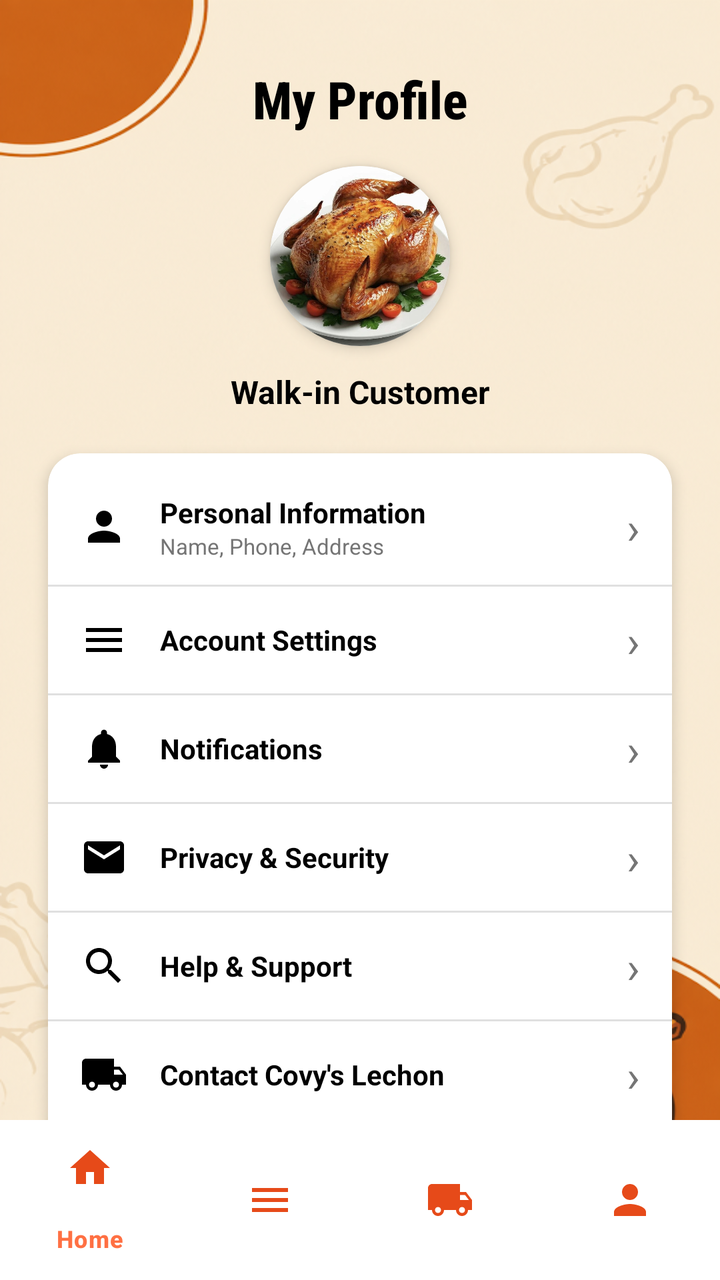
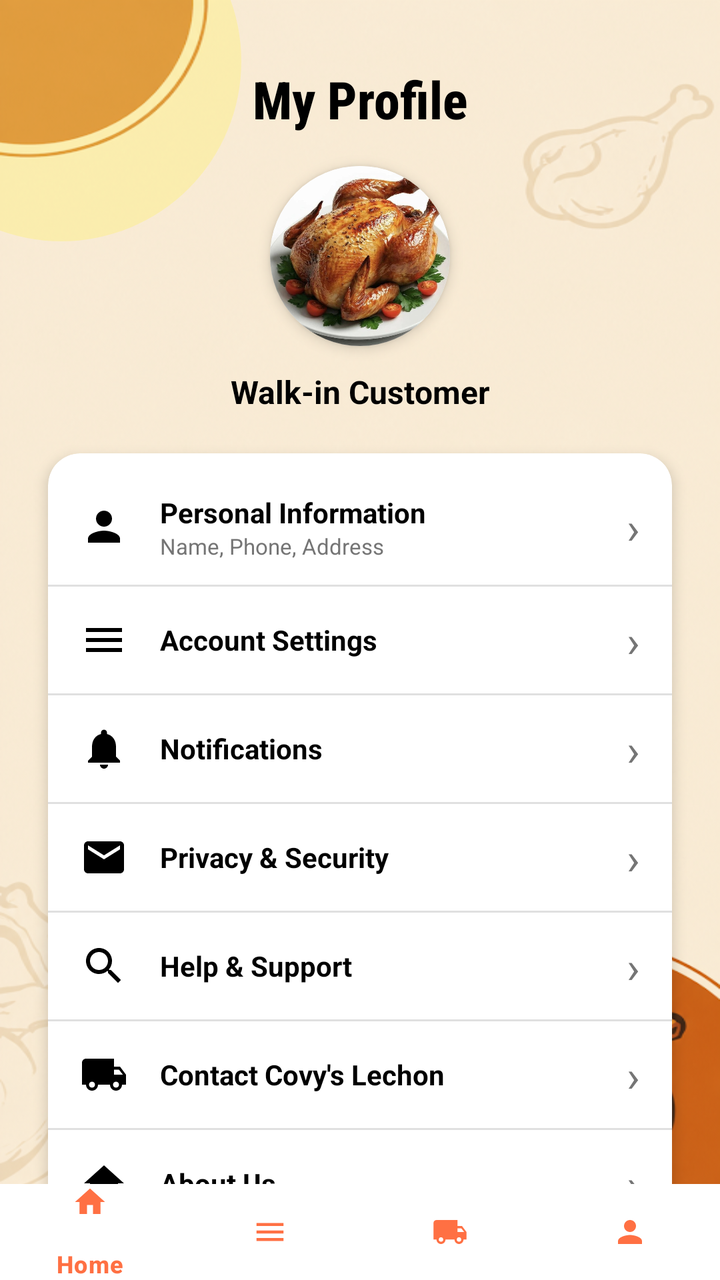

Two renders of the same Android screen: before a commit and after it. Below are the layout's source before the change and the commit's diff.
<!-- AndroidManifest.xml: application theme Theme.CoyvSplashScreen -->
<!-- res/layout/profile.xml -->
<?xml version="1.0" encoding="utf-8"?>
<androidx.constraintlayout.widget.ConstraintLayout xmlns:android="http://schemas.android.com/apk/res/android"
    xmlns:app="http://schemas.android.com/apk/res-auto"
    xmlns:tools="http://schemas.android.com/tools"
    android:id="@+id/main"
    android:layout_width="match_parent"
    android:layout_height="match_parent"
    android:background="@drawable/signinbackgoundimage"
    tools:context=".ProfileActivity">

    
    <View
        android:id="@+id/view_decoration_top"
        android:layout_width="180dp"
        android:layout_height="180dp"
        android:layout_marginStart="-60dp"
        android:layout_marginTop="-60dp"
        android:alpha="0.4"

        app:layout_constraintStart_toStartOf="parent"
        app:layout_constraintTop_toTopOf="parent" />

    <androidx.core.widget.NestedScrollView
        android:layout_width="match_parent"
        android:layout_height="0dp"
        android:fillViewport="true"
        app:layout_constraintBottom_toTopOf="@+id/bottom_navigation"
        app:layout_constraintTop_toTopOf="parent">

        <androidx.constraintlayout.widget.ConstraintLayout
            android:layout_width="match_parent"
            android:layout_height="wrap_content"
            android:paddingBottom="24dp">

            
            <TextView
                android:id="@+id/tv_my_profile"
                android:layout_width="wrap_content"
                android:layout_height="wrap_content"
                android:layout_marginTop="32dp"
                android:fontFamily="sans-serif-condensed-medium"
                android:text="My Profile"
                android:textColor="@color/black"
                android:textSize="26sp"
                android:textStyle="bold"
                app:layout_constraintEnd_toEndOf="parent"
                app:layout_constraintStart_toStartOf="parent"
                app:layout_constraintTop_toTopOf="parent" />

            
            <androidx.cardview.widget.CardView
                android:id="@+id/cv_avatar"
                android:layout_width="90dp"
                android:layout_height="90dp"
                android:layout_marginTop="16dp"
                app:cardCornerRadius="45dp"
                app:cardElevation="4dp"
                app:layout_constraintEnd_toEndOf="parent"
                app:layout_constraintStart_toStartOf="parent"
                app:layout_constraintTop_toBottomOf="@+id/tv_my_profile">

                <ImageView
                    android:id="@+id/iv_avatar"
                    android:layout_width="match_parent"
                    android:layout_height="match_parent"
                    android:contentDescription="Profile Picture"
                    android:scaleType="centerCrop"
                    android:src="@drawable/f423b4974f4dd7924f11f1bad41bf1b4" />
            </androidx.cardview.widget.CardView>

            
            <TextView
                android:id="@+id/tv_customer_name"
                android:layout_width="wrap_content"
                android:layout_height="wrap_content"
                android:layout_marginTop="12dp"
                android:text="Walk-in Customer"
                android:textColor="@color/black"
                android:textSize="16sp"
                android:textStyle="bold"
                app:layout_constraintEnd_toEndOf="parent"
                app:layout_constraintStart_toStartOf="parent"
                app:layout_constraintTop_toBottomOf="@+id/cv_avatar" />

            
            <androidx.cardview.widget.CardView
                android:id="@+id/cv_options"
                android:layout_width="0dp"
                android:layout_height="wrap_content"
                android:layout_marginStart="24dp"
                android:layout_marginTop="20dp"
                android:layout_marginEnd="24dp"
                app:cardCornerRadius="16dp"
                app:cardElevation="4dp"
                app:layout_constraintEnd_toEndOf="parent"
                app:layout_constraintStart_toStartOf="parent"
                app:layout_constraintTop_toBottomOf="@+id/tv_customer_name">

                <LinearLayout
                    android:layout_width="match_parent"
                    android:layout_height="wrap_content"
                    android:orientation="vertical"
                    android:paddingVertical="8dp">

                    
                    <LinearLayout
                        android:id="@+id/layout_personal_info"
                        android:layout_width="match_parent"
                        android:layout_height="wrap_content"
                        android:background="?attr/selectableItemBackground"
                        android:gravity="center_vertical"
                        android:orientation="horizontal"
                        android:paddingHorizontal="16dp"
                        android:paddingVertical="12dp">

                        <ImageView
                            android:layout_width="24dp"
                            android:layout_height="24dp"
                            android:contentDescription="Personal Info"
                            android:src="@drawable/ic_profile"
                            app:tint="@color/black" />

                        <LinearLayout
                            android:layout_width="0dp"
                            android:layout_height="wrap_content"
                            android:layout_weight="1"
                            android:layout_marginStart="16dp"
                            android:orientation="vertical">

                            <TextView
                                android:layout_width="wrap_content"
                                android:layout_height="wrap_content"
                                android:text="Personal Information"
                                android:textColor="@color/black"
                                android:textSize="14sp"
                                android:textStyle="bold" />

                            <TextView
                                android:layout_width="wrap_content"
                                android:layout_height="wrap_content"
                                android:text="Name, Phone, Address"
                                android:textColor="@color/text_grey"
                                android:textSize="11sp" />
                        </LinearLayout>

                        <TextView
                            android:layout_width="wrap_content"
                            android:layout_height="wrap_content"
                            android:text="›"
                            android:textColor="@color/text_grey"
                            android:textSize="22sp" />
                    </LinearLayout>

                    
                    <View
                        android:layout_width="match_parent"
                        android:layout_height="1dp"
                        android:background="#E0E0E0" />

                    
                    <LinearLayout
                        android:id="@+id/layout_account_settings"
                        android:layout_width="match_parent"
                        android:layout_height="wrap_content"
                        android:background="?attr/selectableItemBackground"
                        android:gravity="center_vertical"
                        android:orientation="horizontal"
                        android:paddingHorizontal="16dp"
                        android:paddingVertical="12dp">

                        <ImageView
                            android:layout_width="24dp"
                            android:layout_height="24dp"
                            android:contentDescription="Settings"
                            android:src="@drawable/ic_menu"
                            app:tint="@color/black" />

                        <TextView
                            android:layout_width="0dp"
                            android:layout_height="wrap_content"
                            android:layout_weight="1"
                            android:layout_marginStart="16dp"
                            android:text="Account Settings"
                            android:textColor="@color/black"
                            android:textSize="14sp"
                            android:textStyle="bold" />

                        <TextView
                            android:layout_width="wrap_content"
                            android:layout_height="wrap_content"
                            android:text="›"
                            android:textColor="@color/text_grey"
                            android:textSize="22sp" />
                    </LinearLayout>

                    <View
                        android:layout_width="match_parent"
                        android:layout_height="1dp"
                        android:background="#E0E0E0" />

                    
                    <LinearLayout
                        android:id="@+id/layout_notifications"
                        android:layout_width="match_parent"
                        android:layout_height="wrap_content"
                        android:background="?attr/selectableItemBackground"
                        android:gravity="center_vertical"
                        android:orientation="horizontal"
                        android:paddingHorizontal="16dp"
                        android:paddingVertical="12dp">

                        <ImageView
                            android:layout_width="24dp"
                            android:layout_height="24dp"
                            android:contentDescription="Notifications"
                            android:src="@drawable/ic_notifications"
                            app:tint="@color/black" />

                        <TextView
                            android:layout_width="0dp"
                            android:layout_height="wrap_content"
                            android:layout_weight="1"
                            android:layout_marginStart="16dp"
                            android:text="Notifications"
                            android:textColor="@color/black"
                            android:textSize="14sp"
                            android:textStyle="bold" />

                        <TextView
                            android:layout_width="wrap_content"
                            android:layout_height="wrap_content"
                            android:text="›"
                            android:textColor="@color/text_grey"
                            android:textSize="22sp" />
                    </LinearLayout>

                    <View
                        android:layout_width="match_parent"
                        android:layout_height="1dp"
                        android:background="#E0E0E0" />

                    
                    <LinearLayout
                        android:id="@+id/layout_privacy"
                        android:layout_width="match_parent"
                        android:layout_height="wrap_content"
                        android:background="?attr/selectableItemBackground"
                        android:gravity="center_vertical"
                        android:orientation="horizontal"
                        android:paddingHorizontal="16dp"
                        android:paddingVertical="12dp">

                        <ImageView
                            android:layout_width="24dp"
                            android:layout_height="24dp"
                            android:contentDescription="Privacy"
                            android:src="@drawable/baseline_mail_24"
                            app:tint="@color/black" />

                        <TextView
                            android:layout_width="0dp"
                            android:layout_height="wrap_content"
                            android:layout_weight="1"
                            android:layout_marginStart="16dp"
                            android:text="Privacy &amp; Security"
                            android:textColor="@color/black"
                            android:textSize="14sp"
                            android:textStyle="bold" />

                        <TextView
                            android:layout_width="wrap_content"
                            android:layout_height="wrap_content"
                            android:text="›"
                            android:textColor="@color/text_grey"
                            android:textSize="22sp" />
                    </LinearLayout>

                    <View
                        android:layout_width="match_parent"
                        android:layout_height="1dp"
                        android:background="#E0E0E0" />

                    
                    <LinearLayout
                        android:id="@+id/layout_help"
                        android:layout_width="match_parent"
                        android:layout_height="wrap_content"
                        android:background="?attr/selectableItemBackground"
                        android:gravity="center_vertical"
                        android:orientation="horizontal"
                        android:paddingHorizontal="16dp"
                        android:paddingVertical="12dp">

                        <ImageView
                            android:layout_width="24dp"
                            android:layout_height="24dp"
                            android:contentDescription="Help"
                            android:src="@drawable/ic_search"
                            app:tint="@color/black" />

                        <TextView
                            android:layout_width="0dp"
                            android:layout_height="wrap_content"
                            android:layout_weight="1"
                            android:layout_marginStart="16dp"
                            android:text="Help &amp; Support"
                            android:textColor="@color/black"
                            android:textSize="14sp"
                            android:textStyle="bold" />

                        <TextView
                            android:layout_width="wrap_content"
                            android:layout_height="wrap_content"
                            android:text="›"
                            android:textColor="@color/text_grey"
                            android:textSize="22sp" />
                    </LinearLayout>

                    <View
                        android:layout_width="match_parent"
                        android:layout_height="1dp"
                        android:background="#E0E0E0" />

                    
                    <LinearLayout
                        android:id="@+id/layout_contact"
                        android:layout_width="match_parent"
                        android:layout_height="wrap_content"
                        android:background="?attr/selectableItemBackground"
                        android:gravity="center_vertical"
                        android:orientation="horizontal"
                        android:paddingHorizontal="16dp"
                        android:paddingVertical="12dp">

                        <ImageView
                            android:layout_width="24dp"
                            android:layout_height="24dp"
                            android:contentDescription="Contact"
                            android:src="@drawable/ic_track"
                            app:tint="@color/black" />

                        <TextView
                            android:layout_width="0dp"
                            android:layout_height="wrap_content"
                            android:layout_weight="1"
                            android:layout_marginStart="16dp"
                            android:text="Contact Covy\'s Lechon"
                            android:textColor="@color/black"
                            android:textSize="14sp"
                            android:textStyle="bold" />

                        <TextView
                            android:layout_width="wrap_content"
                            android:layout_height="wrap_content"
                            android:text="›"
                            android:textColor="@color/text_grey"
                            android:textSize="22sp" />
                    </LinearLayout>

                    <View
                        android:layout_width="match_parent"
                        android:layout_height="1dp"
                        android:background="#E0E0E0" />

                    
                    <LinearLayout
                        android:id="@+id/layout_about"
                        android:layout_width="match_parent"
                        android:layout_height="wrap_content"
                        android:background="?attr/selectableItemBackground"
                        android:gravity="center_vertical"
                        android:orientation="horizontal"
                        android:paddingHorizontal="16dp"
                        android:paddingVertical="12dp">

                        <ImageView
                            android:layout_width="24dp"
                            android:layout_height="24dp"
                            android:contentDescription="About Us"
                            android:src="@drawable/ic_home"
                            app:tint="@color/black" />

                        <TextView
                            android:layout_width="0dp"
                            android:layout_height="wrap_content"
                            android:layout_weight="1"
                            android:layout_marginStart="16dp"
                            android:text="About Us"
                            android:textColor="@color/black"
                            android:textSize="14sp"
                            android:textStyle="bold" />

                        <TextView
                            android:layout_width="wrap_content"
                            android:layout_height="wrap_content"
                            android:text="›"
                            android:textColor="@color/text_grey"
                            android:textSize="22sp" />
                    </LinearLayout>

                </LinearLayout>
            </androidx.cardview.widget.CardView>

            
            <Button
                android:id="@+id/btn_logout"
                android:layout_width="0dp"
                android:layout_height="50dp"
                android:layout_marginStart="24dp"
                android:layout_marginTop="20dp"
                android:layout_marginEnd="24dp"
                android:backgroundTint="#FFE0B2"
                android:text="Log Out"
                android:textColor="@color/orange_dark"
                android:textSize="16sp"
                android:textStyle="bold"
                app:cornerRadius="12dp"
                app:layout_constraintEnd_toEndOf="parent"
                app:layout_constraintStart_toStartOf="parent"
                app:layout_constraintTop_toBottomOf="@+id/cv_options" />

        </androidx.constraintlayout.widget.ConstraintLayout>
    </androidx.core.widget.NestedScrollView>

    
    <com.google.android.material.bottomnavigation.BottomNavigationView
        android:id="@+id/bottom_navigation"
        android:layout_width="match_parent"
        android:layout_height="wrap_content"
        android:background="@color/white"
        app:itemIconTint="@color/orange_dark"
        app:itemTextColor="@color/orange_primary"
        app:layout_constraintBottom_toBottomOf="parent"
        app:menu="@menu/bottom_nav_menu" />

</androidx.constraintlayout.widget.ConstraintLayout>
<!-- resources referenced by this layout -->
<resources>
  <color name="black">#FF000000</color>
  <color name="orange_dark">#E64A19</color>
  <color name="orange_primary">#FF7043</color>
  <color name="text_grey">#757575</color>
  <color name="white">#FFFFFFFF</color>
  <!-- drawable baseline_mail_24 (drawable) -->
  <vector xmlns:android="http://schemas.android.com/apk/res/android" android:height="24dp" android:tint="#000000" android:viewportHeight="24" android:viewportWidth="24" android:width="24dp">
      <path android:fillColor="@android:color/white" android:pathData="M20,4L4,4c-1.1,0 -1.99,0.9 -1.99,2L2,18c0,1.1 0.9,2 2,2h16c1.1,0 2,-0.9 2,-2L22,6c0,-1.1 -0.9,-2 -2,-2zM20,8l-8,5 -8,-5L4,6l8,5 8,-5v2z"/>
  </vector>
  <!-- drawable ic_home (drawable) -->
  <vector xmlns:android="http://schemas.android.com/apk/res/android"
      android:width="24dp"
      android:height="24dp"
      android:viewportWidth="24"
      android:viewportHeight="24">
      <path
          android:fillColor="#000000"
          android:pathData="M10,20v-6h4v6h5v-8h3L12,3 2,12h3v8z" />
  </vector>
  <!-- drawable ic_menu (drawable) -->
  <vector xmlns:android="http://schemas.android.com/apk/res/android"
      android:width="24dp"
      android:height="24dp"
      android:viewportWidth="24"
      android:viewportHeight="24">
      <path
          android:fillColor="#000000"
          android:pathData="M3,18h18v-2H3V18z M3,13h18v-2H3V13z M3,6v2h18V6H3z" />
  </vector>
  <!-- drawable ic_notifications (drawable) -->
  <vector xmlns:android="http://schemas.android.com/apk/res/android"
      android:width="24dp"
      android:height="24dp"
      android:viewportWidth="24"
      android:viewportHeight="24">
      <path
          android:fillColor="#000000"
          android:pathData="M12,22c1.1,0 2,-0.9 2,-2h-4c0,1.1 0.89,2 2,2zm6,-6v-5c0,-3.07 -1.64,-5.64 -4.5,-6.32V4c0,-0.83 -0.67,-1.5 -1.5,-1.5s-1.5,0.67 -1.5,1.5v0.68C7.63,5.36 6,7.92 6,11v5l-2,2v1h16v-1l-2,-2z" />
  </vector>
  <!-- drawable ic_profile (drawable) -->
  <vector xmlns:android="http://schemas.android.com/apk/res/android"
      android:width="24dp"
      android:height="24dp"
      android:viewportWidth="24"
      android:viewportHeight="24">
      <path
          android:fillColor="#000000"
          android:pathData="M12,12c2.21,0 4,-1.79 4,-4s-1.79,-4 -4,-4 -4,1.79 -4,4 1.79,4 4,4zm0,2c-2.67,0 -8,1.34 -8,4v2h16v-2c0,-2.66 -5.33,-4 -8,-4z" />
  </vector>
  <!-- drawable ic_search (drawable) -->
  <vector xmlns:android="http://schemas.android.com/apk/res/android"
      android:width="24dp"
      android:height="24dp"
      android:viewportWidth="24"
      android:viewportHeight="24">
      <path
          android:fillColor="#000000"
          android:pathData="M15.5,14h-0.79l-0.28,-0.27C15.41,12.59 16,11.11 16,9.5 16,5.91 13.09,3 9.5,3S3,5.91 3,9.5 5.91,16 9.5,16c1.61,0 3.09,-0.59 4.23,-1.57l0.27,0.28v0.79l5,4.99L20.49,19l-4.99,-5zm-6,0C7.01,14 5,11.99 5,9.5S7.01,5 9.5,5 14,7.01 14,9.5 11.99,14 9.5,14z" />
  </vector>
  <!-- drawable ic_track (drawable) -->
  <vector xmlns:android="http://schemas.android.com/apk/res/android"
      android:width="24dp"
      android:height="24dp"
      android:viewportWidth="24"
      android:viewportHeight="24">
      <path
          android:fillColor="#000000"
          android:pathData="M20,8h-3V4H3c-1.1,0 -2,0.9 -2,2v11h2c0,1.66 1.34,3 3,3s3,-1.34 3,-3h6c0,1.66 1.34,3 3,3s3,-1.34 3,-3h2v-5l-3,-4zM6,18.5c-0.83,0 -1.5,-0.67 -1.5,-1.5s0.67,-1.5 1.5,-1.5 1.5,0.67 1.5,1.5 -0.67,1.5 -1.5,1.5zm13.5,-9l1.96,2.5H17V9.5h2.5zm-1.5,9c-0.83,0 -1.5,-0.67 -1.5,-1.5s0.67,-1.5 1.5,-1.5 1.5,0.67 1.5,1.5 -0.67,1.5 -1.5,1.5z" />
  </vector>
  <!-- drawable signinbackgoundimage: png bitmap (drawable, 391030 bytes) -->
  <style name="Theme.CoyvSplashScreen" parent="Base.Theme.CoyvSplashScreen" />
  <style name="Base.Theme.CoyvSplashScreen" parent="Theme.Material3.DayNight.NoActionBar">
          
          
      </style>
  <!-- unchanged entries left out for length: 1 -->
</resources>

<!-- the commit's change to res/layout/profile.xml (unified diff, before → after) -->
@@ -16,7 +16,7 @@
         android:layout_marginStart="-60dp"
         android:layout_marginTop="-60dp"
         android:alpha="0.4"
-
+        android:background="@drawable/bg_circle_decoration"
         app:layout_constraintStart_toStartOf="parent"
         app:layout_constraintTop_toTopOf="parent" />
 
@@ -422,14 +422,16 @@
         </androidx.constraintlayout.widget.ConstraintLayout>
     </androidx.core.widget.NestedScrollView>
 
-    
     <com.google.android.material.bottomnavigation.BottomNavigationView
         android:id="@+id/bottom_navigation"
         android:layout_width="match_parent"
-        android:layout_height="wrap_content"
+        android:layout_height="48dp"
         android:background="@color/white"
-        app:itemIconTint="@color/orange_dark"
+        app:itemIconTint="@color/orange_primary"
         app:itemTextColor="@color/orange_primary"
+        app:itemIconSize="18dp"
+        app:itemPaddingTop="0dp"
+        app:itemPaddingBottom="0dp"
         app:layout_constraintBottom_toBottomOf="parent"
         app:menu="@menu/bottom_nav_menu" />
 
<!-- resource entries referenced after the edit -->
@@ -9,6 +9,11 @@
   <vector xmlns:android="http://schemas.android.com/apk/res/android" android:height="24dp" android:tint="#000000" android:viewportHeight="24" android:viewportWidth="24" android:width="24dp">
       <path android:fillColor="@android:color/white" android:pathData="M20,4L4,4c-1.1,0 -1.99,0.9 -1.99,2L2,18c0,1.1 0.9,2 2,2h16c1.1,0 2,-0.9 2,-2L22,6c0,-1.1 -0.9,-2 -2,-2zM20,8l-8,5 -8,-5L4,6l8,5 8,-5v2z"/>
   </vector>
+  <!-- drawable bg_circle_decoration (drawable) -->
+  <shape xmlns:android="http://schemas.android.com/apk/res/android"
+      android:shape="oval">
+      <solid android:color="#FFF176" />
+  </shape>
   <!-- drawable ic_home (drawable) -->
   <vector xmlns:android="http://schemas.android.com/apk/res/android"
       android:width="24dp"
